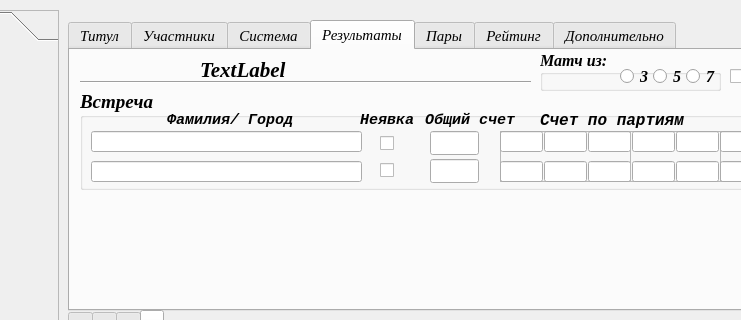
Kaspar0810/Competitions_TT_v5, file UI/main_window.ui: the form before one commit; both pictures show x 192 to 933 and y 0 to 320 of the 1109 by 738 pixel window.
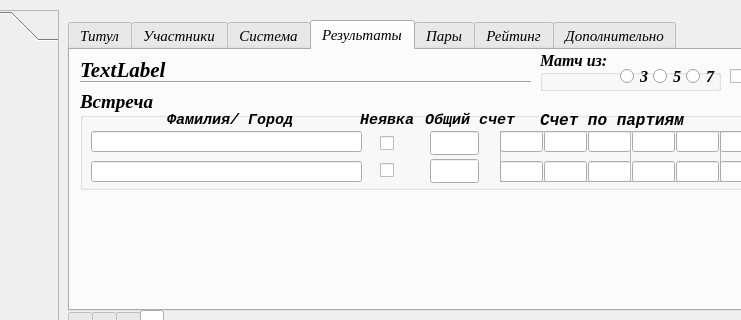
The form after the commit. The open tabs and pages were chosen to show the change. Icons and pictures are not drawn.

```diff
--- a/UI/main_window.ui
+++ b/UI/main_window.ui
@@ -2921,9 +2921,9 @@
      <widget class="QLabel" name="label_result">
       <property name="geometry">
        <rect>
-        <x>130</x>
+        <x>10</x>
         <y>10</y>
-        <width>461</width>
+        <width>451</width>
         <height>20</height>
        </rect>
       </property>
```
Left out of the diff: 26 changed lines with no effect on the pictures.
